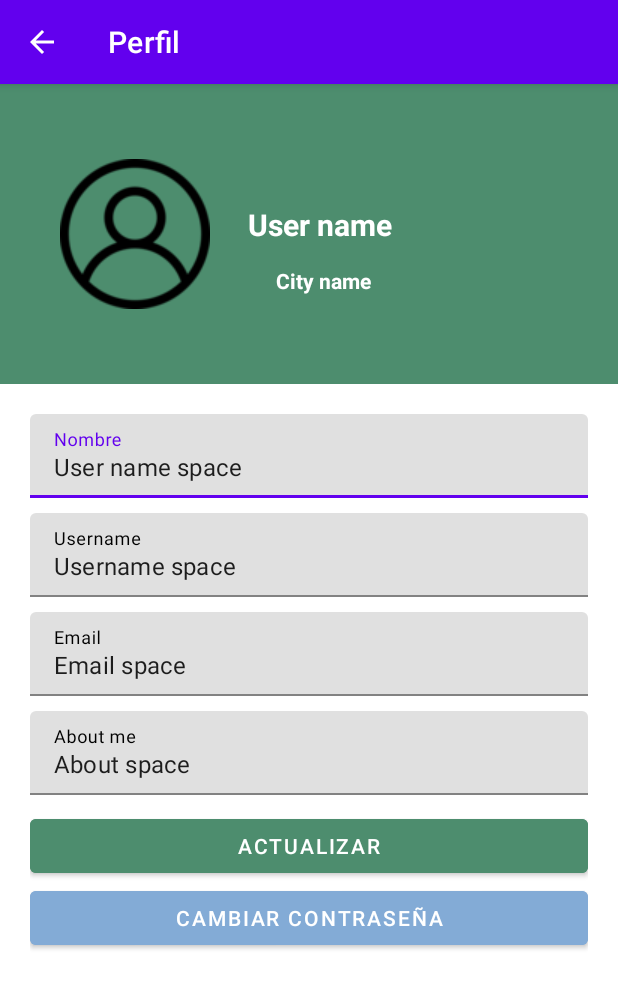
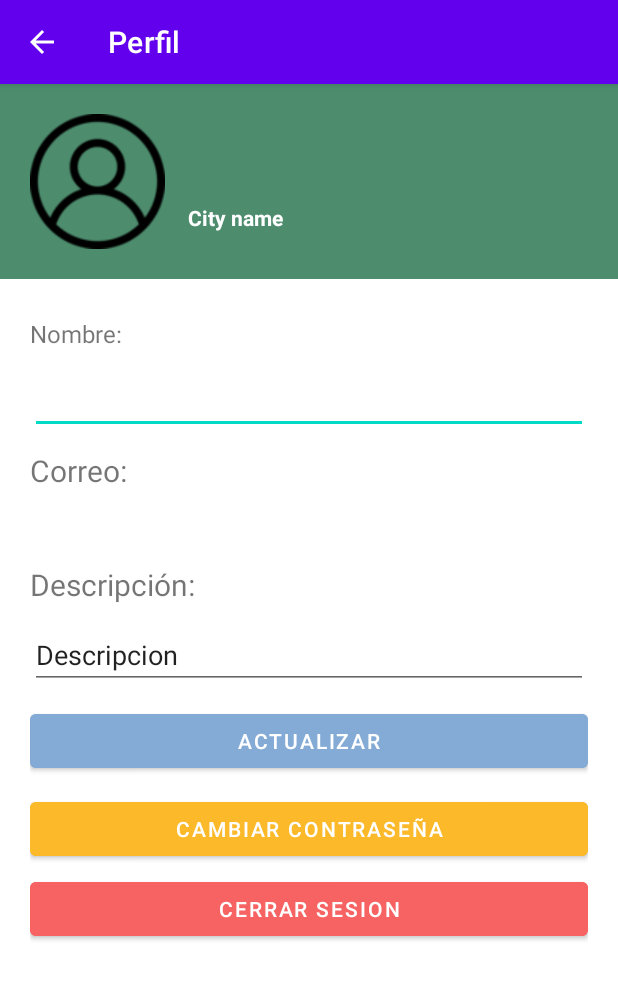
Before and after one commit to GreenPS/MarcelTestZone, an Android app: the MainActivity screen opened directly, with no data from a screen before it, after a tap on an icon or button, on a phone screen of 412 x 824 dp. Shown: the top 988 px of the screen. Run offline under Robolectric (Android 15) with nearby library versions, the phone set to English and light mode, and no system bars; our stand-ins replace Firebase (no records; nobody signed in at launch, a user with empty details on screens opened directly).

Commit message:
logueo y desloguea sin persistencia de datos funcional :penguin:

```diff
--- a/app/src/main/java/com/example/greenps/AuthActivity.kt
+++ b/app/src/main/java/com/example/greenps/AuthActivity.kt
@@ -50,7 +50,8 @@ class AuthActivity : AppCompatActivity() {
                     if (it.isSuccessful) {
                         //string vacio, no deberia pasar
                         // showTest(it.result?.user?.email ?: "", ProviderType.BASIC)
-                        showMain()
+                        showMain(it.result?.user?.email ?: "")
+                        // addUser(it.result?.user?.email ?: "")
                     } else {
                         showAlert()
                     }
@@ -78,9 +79,21 @@ class AuthActivity : AppCompatActivity() {
         startActivity(testIntent)
     }
 
-    private fun showMain(){
+    private fun showMain(email: String){
 
-        val testIntent = Intent(this, MainActivity::class.java)
+        val testIntent = Intent(this, MainActivity::class.java).apply {
+            putExtra("email",email)
+        }
         startActivity(testIntent)
     }
+
+    private fun addUser(email: String){
+
+        val testIntent = Intent(this, Perfil::class.java).apply {
+            putExtra("email",email)
+        }
+        startActivity(testIntent)
+    }
+
+
 }
--- a/app/src/main/java/com/example/greenps/MainActivity.kt
+++ b/app/src/main/java/com/example/greenps/MainActivity.kt
@@ -5,6 +5,7 @@ import android.content.pm.PackageManager
 import android.location.Location
 import androidx.appcompat.app.AppCompatActivity
 import android.os.Bundle
+import android.util.Log
 import android.widget.ImageButton
 import android.widget.Toast
 import androidx.core.app.ActivityCompat
@@ -17,6 +18,7 @@ import com.google.android.gms.maps.model.LatLng
 import com.google.android.gms.maps.model.MarkerOptions
 import java.util.jar.Manifest
 import java.util.jar.Pack200
+import kotlin.math.log10
 
 class MainActivity : AppCompatActivity(), OnMapReadyCallback, GoogleMap.OnMyLocationButtonClickListener, GoogleMap.OnMyLocationClickListener {
 
@@ -32,6 +34,10 @@ class MainActivity : AppCompatActivity(), OnMapReadyCallback, GoogleMap.OnMyLoca
         setContentView(R.layout.activity_main)
         createFragment()
 
+        val bundle = intent.extras
+        val email = bundle?.getString("email")
+        println(email)
+
         val botonPerfil = findViewById<ImageButton>(R.id.profileButton)
         val botonComent = findViewById<ImageButton>(R.id.comentbutton)
 
@@ -41,7 +47,9 @@ class MainActivity : AppCompatActivity(), OnMapReadyCallback, GoogleMap.OnMyLoca
         }
 
         botonPerfil.setOnClickListener(){
-            val intent = Intent(this, Perfil::class.java)
+            val intent = Intent(this, Perfil::class.java).apply {
+                putExtra("email",email)
+            }
             startActivity(intent)
         }
     }
--- a/app/src/main/java/com/example/greenps/Perfil.kt
+++ b/app/src/main/java/com/example/greenps/Perfil.kt
@@ -1,17 +1,38 @@
 package com.example.greenps
 
+import android.content.Intent
 import androidx.appcompat.app.AppCompatActivity
 import android.os.Bundle
+import com.example.greenps.databinding.ActivityPerfilBinding
+import com.google.firebase.auth.FirebaseAuth
 
 class Perfil : AppCompatActivity() {
+
+    private lateinit var binding: ActivityPerfilBinding
+
     override fun onCreate(savedInstanceState: Bundle?) {
         super.onCreate(savedInstanceState)
-        setContentView(R.layout.activity_perfil)
+        // setContentView(R.layout.activity_perfil)
+        binding = ActivityPerfilBinding.inflate(layoutInflater)
+        setContentView(binding.root)
+
+        val bundle = intent.extras
+        val email = bundle?.getString("email")
+
+        binding.username.text = email
+        binding.textViewCorreo2.text = email
 
         val backMenu = supportActionBar
         if(backMenu != null){
             backMenu.title = "Perfil"
         }
         backMenu!!.setDisplayHomeAsUpEnabled(true)
+
+        binding.logOutButton.setOnClickListener{
+            FirebaseAuth.getInstance().signOut()
+            onBackPressed()
+            val intento = Intent(this, AuthActivity::class.java)
+            startActivity(intento)
+        }
     }
 }
--- a/app/src/main/res/layout/activity_perfil.xml
+++ b/app/src/main/res/layout/activity_perfil.xml
@@ -10,49 +10,56 @@
 
     <RelativeLayout
         android:layout_width="match_parent"
-        android:layout_height="200dp"
-        android:padding="40dp"
+        android:layout_height="wrap_content"
+        android:padding="20dp"
         android:background="#4D8D6E">
+
+        <LinearLayout
+            android:layout_width="match_parent"
+            android:layout_height="wrap_content"
+            android:orientation="horizontal">
 
             <ImageView
                 android:id="@+id/imgprofile"
-          android:layout_width="100dp"
-          android:layout_height="100dp"
+                android:layout_width="90dp"
+                android:layout_height="90dp"
                 android:layout_gravity="center"
-          android:src="@drawable/userimg"
-          android:layout_centerVertical="true"/>
+                android:src="@drawable/userimg" />
+
+            <LinearLayout
+                android:layout_width="match_parent"
+                android:layout_height="wrap_content"
+                android:orientation="vertical">
 
                 <TextView
                     android:id="@+id/username"
-            android:layout_width="wrap_content"
+                    android:layout_width="match_parent"
                     android:layout_height="wrap_content"
-            android:layout_centerHorizontal="true"
-            android:layout_marginStart="25dp"
-            android:layout_marginTop="40dp"
-            android:layout_toEndOf="@id/imgprofile"
+                    android:layout_marginStart="15dp"
+                    android:layout_marginTop="20dp"
                     android:text="User name"
                     android:textColor="#FFFFFF"
-            android:textSize="20sp"
+                    android:textSize="14sp"
                     android:textStyle="bold" />
 
                 <TextView
                     android:id="@+id/cityname"
-            android:layout_width="wrap_content"
+                    android:layout_width="match_parent"
                     android:layout_height="wrap_content"
-            android:layout_below="@id/username"
-            android:layout_centerInParent="true"
-            android:layout_marginStart="44dp"
-            android:layout_marginTop="14dp"
-            android:layout_toEndOf="@id/imgprofile"
+                    android:layout_centerHorizontal="true"
+                    android:layout_centerVertical="true"
+                    android:layout_marginStart="15dp"
+                    android:layout_marginTop="20dp"
                     android:text="City name"
                     android:textColor="#FFFFFF"
                     android:textSize="14sp"
                     android:textStyle="bold" />
+            </LinearLayout>
+        </LinearLayout>
 
     </RelativeLayout>
 
     <ScrollView
-        xmlns:android="http://schemas.android.com/apk/res/android"
         android:layout_width="fill_parent"
         android:layout_height="fill_parent">
     <LinearLayout
@@ -61,69 +68,89 @@
         android:padding="20dp"
         android:orientation="vertical">
 
-        <com.google.android.material.textfield.TextInputLayout
+        <TextView
+            android:id="@+id/textViewNombre"
             android:layout_width="match_parent"
             android:layout_height="wrap_content"
-            android:hint="Nombre"
-            android:layout_marginBottom="10dp"
-            android:textColorHint="#000000">
+            android:textColorHint="#000000"
+            android:textSize="16sp"
+            android:layout_marginTop="5dp"
+            android:layout_marginBottom="5dp"
+            android:text="Nombre:" />
 
-            <com.google.android.material.textfield.TextInputEditText
+        <EditText
+            android:id="@+id/editTextTextPersonName"
             android:layout_width="match_parent"
             android:layout_height="wrap_content"
-                android:text="User name space" />
-        </com.google.android.material.textfield.TextInputLayout>
+            android:ems="10"
+            android:textColorHint="#000000"
+            android:layout_marginTop="5dp"
+            android:layout_marginBottom="5dp"
+            android:inputType="textPersonName" />
 
-        <com.google.android.material.textfield.TextInputLayout
+        <TextView
+            android:id="@+id/textViewCorreo"
             android:layout_width="match_parent"
             android:layout_height="wrap_content"
-            android:hint="Username"
-            android:layout_marginBottom="10dp"
-            android:textColorHint="#000000">
+            android:text="Correo: "
+            android:textColorHint="#000000"
+            android:layout_marginTop="5dp"
+            android:layout_marginBottom="5dp"
+            android:textSize="20sp" />
 
-            <com.google.android.material.textfield.TextInputEditText
+        <TextView
+            android:id="@+id/textViewCorreo2"
             android:layout_width="match_parent"
             android:layout_height="wrap_content"
-                android:text="Username space" />
-        </com.google.android.material.textfield.TextInputLayout>
+            android:textColorHint="#000000"
+            android:textSize="20sp"
+            android:layout_marginTop="5dp"
+            android:layout_marginBottom="5dp"
+            android:text="Correo" />
 
-        <com.google.android.material.textfield.TextInputLayout
+        <TextView
+            android:id="@+id/textViewDescripcion"
             android:layout_width="match_parent"
             android:layout_height="wrap_content"
-            android:hint="Email"
-            android:layout_marginBottom="10dp"
-            android:textColorHint="#000000">
+            android:text="Descripción: "
+            android:textColorHint="#000000"
+            android:layout_marginTop="5dp"
+            android:layout_marginBottom="5dp"
+            android:textSize="20sp" />
 
-            <com.google.android.material.textfield.TextInputEditText
+        <EditText
+            android:id="@+id/textViewDescripcion2"
             android:layout_width="match_parent"
             android:layout_height="wrap_content"
-                android:text="Email space"/>
-        </com.google.android.material.textfield.TextInputLayout>
-
-        <com.google.android.material.textfield.TextInputLayout
-            android:layout_width="match_parent"
-            android:layout_height="wrap_content"
-            android:hint="About me"
-            android:layout_marginBottom="10dp"
-            android:textColorHint="#000000">
-
-            <com.google.android.material.textfield.TextInputEditText
-                android:layout_width="match_parent"
-                android:layout_height="wrap_content"
-                android:text="About space" />
-        </com.google.android.material.textfield.TextInputLayout>
-
-        <Button
-            android:layout_width="match_parent"
-            android:layout_height="wrap_content"
-            android:backgroundTint="#4D8D6E"
-            android:text="Actualizar"/>
+            android:ems="10"
+            android:text="Descripcion"
+            android:inputType="textPersonName"
+            android:layout_marginTop="5dp"
+            android:layout_marginBottom="5dp"
+            android:textColorHint="#000000" />
 
             <Button
                 android:layout_width="match_parent"
                 android:layout_height="wrap_content"
                 android:backgroundTint="#83ABD6"
-            android:text="Cambiar contraseña"/>
+                android:layout_marginTop="5dp"
+                android:layout_marginBottom="5dp"
+                android:text="Actualizar" />
+
+            <Button
+                android:layout_width="match_parent"
+                android:layout_height="wrap_content"
+                android:backgroundTint="#FCB929"
+                android:layout_marginTop="5dp"
+                android:layout_marginBottom="5dp"
+                android:text="Cambiar contraseña" />
+
+            <Button
+                android:id="@+id/logOutButton"
+                android:layout_width="match_parent"
+                android:layout_height="wrap_content"
+                android:backgroundTint="#F76363"
+                android:text="Cerrar sesion" />
 
     </LinearLayout>
     </ScrollView>
```
Lines whose indentation alone changed are shown as unchanged.
